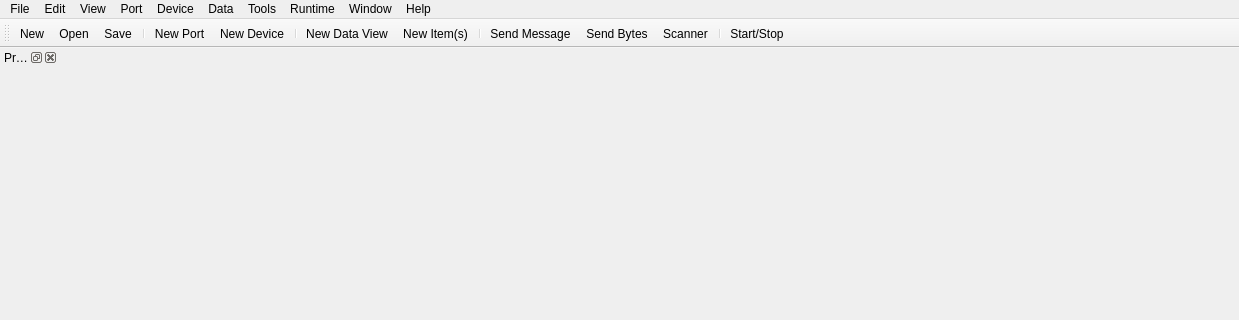
First picture: the form in src/client/gui/client_ui.ui, repository serhmarch/ModbusTools, before the edit; both pictures show x 0 to 1239 and y 0 to 320 of the 1239 by 752 pixel window.
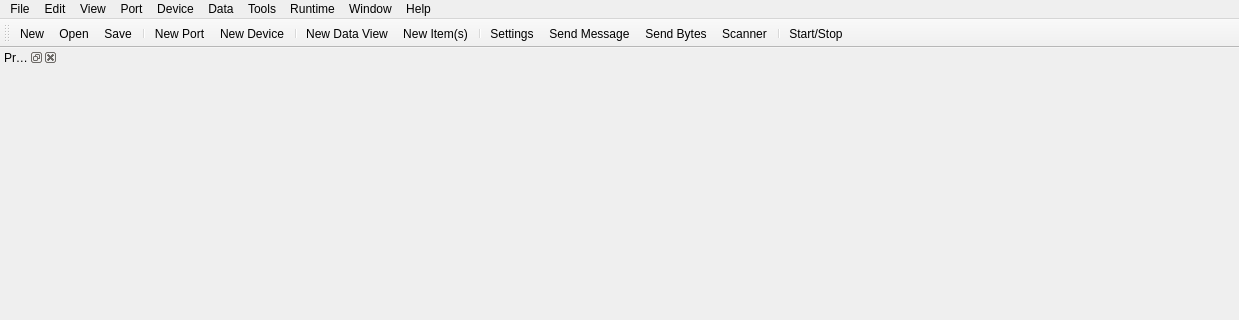
Second picture: the form after the edit. Icons and pictures are not drawn.

Commit message: Add settings icon

```diff
--- a/src/client/gui/client_ui.ui
+++ b/src/client/gui/client_ui.ui
@@ -278,6 +278,7 @@
    <addaction name="actionDataViewNew"/>
    <addaction name="actionDataViewItemNew"/>
    <addaction name="separator"/>
+   <addaction name="actionToolsSettings"/>
    <addaction name="actionToolsSendMessage"/>
    <addaction name="actionToolsSendBytes"/>
    <addaction name="actionToolsScanner"/>
```
Left out of the diff: 6 changed lines with no effect on the pictures. The commit also changes 6 other files.
